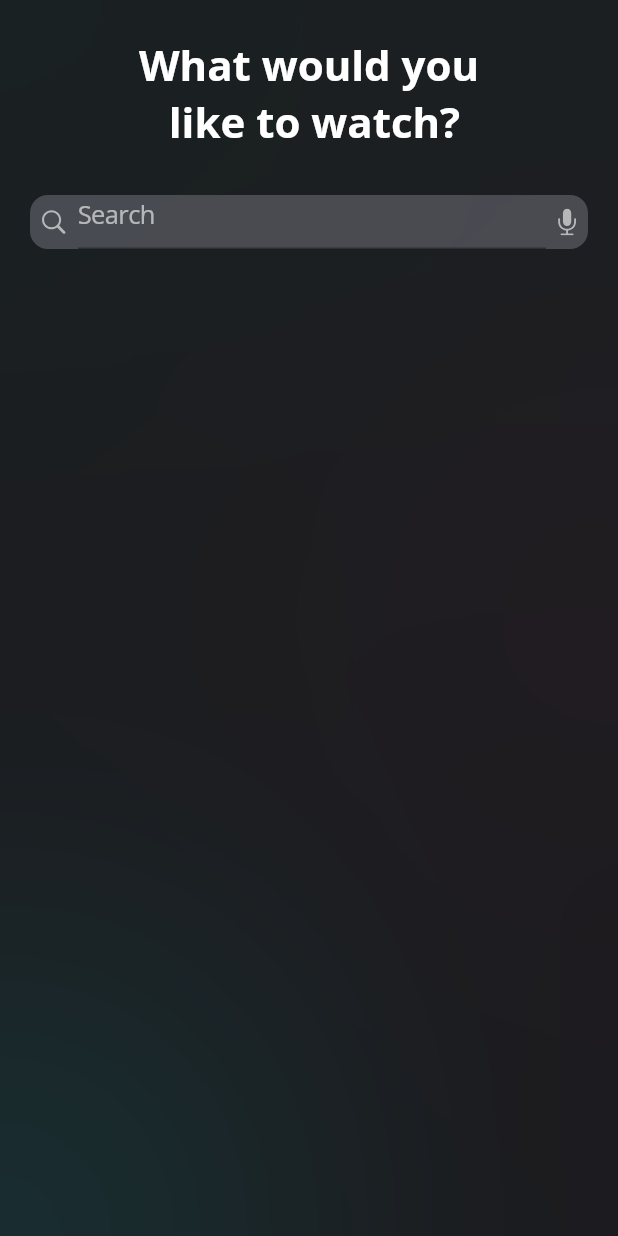
After one commit to lezzycan/Neon-Movie-app, a Flutter app: the screen it shows after launch, after a tap on "Sign Up", on a phone screen of 412 x 824 dp. The commit adds this screen. Run offline on Flutter 3.47's test engine with Material 2 defaults, Android fonts, the phone set to English and light mode, and no system bars; our stand-ins replace flutter_svg, google_fonts.

Commit message:
movie.dart

```diff
--- /dev/null
+++ b/lib/common widgets/positioningContainer.dart
@@ -0,0 +1,57 @@
+// ignore_for_file: file_names
+
+import 'dart:ui';
+
+import 'package:flutter/cupertino.dart';
+
+class PositioningContainer extends StatelessWidget {
+  const PositioningContainer(
+      {Key? key,
+       this.top,
+      this.left,
+      this.right,
+      required this.color1,
+      required this.height,
+      required this.width,
+      required this.sigmaX,
+      required this.sigmaY,
+      required this.child, this.bottom})
+      : super(key: key);
+
+  final double? top;
+  final double? left;
+  final double? right;
+  final double? bottom;
+  final Color color1;
+  final double height;
+  final double width;
+  final double sigmaX;
+  final double sigmaY;
+
+  final Widget child;
+
+  @override
+  Widget build(BuildContext context) {
+    return Positioned(
+      top: top,
+      left: left,
+      right: right,
+      bottom: bottom,
+      child: Container(
+        height: height,
+        width: width,
+        decoration: BoxDecoration(
+          shape: BoxShape.circle,
+          color: color1,
+        ),
+        child: BackdropFilter(
+          filter: ImageFilter.blur(
+            sigmaX: 166,
+            sigmaY: 166,
+          ),
+          child: child,
+        ),
+      ),
+    );
+  }
+}
--- /dev/null
+++ b/lib/common widgets/search_input_panel.dart
@@ -0,0 +1,87 @@
+import 'package:flutter/material.dart';
+import 'package:flutter_svg/flutter_svg.dart';
+
+import '../constants.dart';
+
+class SearchInputPanel extends StatelessWidget {
+  const SearchInputPanel({Key? key, required this.padding}) : super(key: key);
+  final EdgeInsetsGeometry padding;
+  @override
+  Widget build(BuildContext context) {
+    return Padding(
+      padding: padding,
+      child: Container(
+        height: 36,
+        decoration: BoxDecoration(
+          borderRadius: BorderRadius.circular(12),
+          color: Constants.kGreyColor.withOpacity(0.5),
+        ),
+        child: Row(
+          children: [
+            const SizedBox(
+              width: 8.0,
+            ),
+            SvgPicture.asset(Constants.kIconSearch),
+            const SizedBox(
+              width: 8.0,
+            ),
+            Expanded(
+                child: TextField(
+                  style: TextStyle(
+                    color: Constants.kWhiteColor.withOpacity(0.6),
+                    fontSize: 17,
+                    letterSpacing: -0.4
+                  ),
+              decoration: InputDecoration(
+                hintText: 'Search',
+                hintStyle: TextStyle(
+                    color: Constants.kWhiteColor.withOpacity(0.6),
+                    fontSize: 17,
+                    letterSpacing: -0.41),
+              ),
+            )),
+            const SizedBox(
+              width: 8.0,
+            ),
+            SvgPicture.asset(Constants.kIconMic),
+            const SizedBox(
+              width: 8.0,
+            )
+          ],
+        ),
+      ),
+  //  child: Card(
+  //   color: Constants.kGreyColor.withOpacity(0.5),
+  //   shape: RoundedRectangleBorder(
+  //     borderRadius: BorderRadius.circular(20) ),
+  //   child: Row(
+  //     children: [
+  //       const SizedBox(width: 8.0,),
+  //       SvgPicture.asset(Constants.kIconSearch),
+  //       const SizedBox(width: 8.0,),
+  //       Expanded(child: TextField(
+  //         style: TextStyle(
+  //           fontSize: 17,
+  //           color: Constants.kWhiteColor.withOpacity(0.5),
+  //           letterSpacing: -0.41
+  //         ),
+  //         decoration: InputDecoration(
+  //           hintText: 'Search',
+  //           hintStyle: TextStyle(
+  //             color: Constants.kWhiteColor.withOpacity(0.5),
+  //             fontSize: 17,
+  //             letterSpacing: -0.41,
+  //           ),
+  //         ),
+  //       ),),
+  //       const SizedBox(
+  //         width: 8,
+  //       ),
+  //       SvgPicture.asset(Constants.kIconMic),
+  //       const SizedBox(width: 8,)
+  //     ],
+  //   ),
+  //  ),
+    );
+  }
+}
--- /dev/null
+++ b/lib/screens/home_screen.dart
@@ -0,0 +1,98 @@
+import 'dart:ui';
+
+import 'package:flutter/material.dart';
+import 'package:neon_movies_app/common%20widgets/positioningContainer.dart';
+import 'package:neon_movies_app/common%20widgets/search_input_panel.dart';
+import 'package:neon_movies_app/constants.dart';
+
+class HomeScreen extends StatefulWidget {
+  const HomeScreen({Key? key}) : super(key: key);
+
+  static Future<void> show(context) async {
+    await Navigator.of(context)
+        .push(MaterialPageRoute(builder: ((context) => const HomeScreen())));
+  }
+
+  @override
+  State<HomeScreen> createState() => _HomeScreenState();
+}
+
+class _HomeScreenState extends State<HomeScreen> {
+  @override
+  Widget build(BuildContext context) {
+    final screenHeight = MediaQuery.of(context).size.height;
+    final screenWidth = MediaQuery.of(context).size.width;
+    return Scaffold(
+      backgroundColor: Constants.kBlackColor,
+      extendBody: true,
+      body: SizedBox(
+        height: screenHeight,
+        width: screenWidth,
+        child: Stack(children: [
+          PositioningContainer(
+            top: -100,
+            left: -100,
+            color1: Constants.kGreenColor.withOpacity(0.5),
+            height: 200,
+            width: 200,
+            sigmaX: 200,
+            sigmaY: 200,
+            child: Container(
+              color: Colors.transparent,
+              height: 200,
+              width: 200,
+            ),
+          ),
+          PositioningContainer(
+            top: screenHeight * 0.4,
+            right: -88,
+            color1: Constants.kPinkColor.withOpacity(0.5),
+            height: 166,
+            width: 166,
+            sigmaX: 166,
+            sigmaY: 166,
+            child: Container(
+              color: Colors.transparent,
+              height: 200,
+              width: 200,
+            ),),
+             PositioningContainer(
+            bottom: -100,
+            left: -100,
+            color1: Constants.kCyanColor.withOpacity(0.5),
+            height: 200,
+            width: 200,
+            sigmaX: 200,
+            sigmaY: 200,
+            child: Container(
+              color: Colors.transparent,
+              height: 200,
+              width: 200,
+            ),),
+            SafeArea(
+              bottom: false,
+              child: ListView(
+                primary: true,
+                children: const[
+                  SizedBox(height: 24 ,),
+                  Text('What would you\n like to watch?',
+                  style: TextStyle(
+                    fontSize: 28,
+                    fontWeight: FontWeight.w700,
+                    color: Constants.kWhiteColor,
+                  ),
+                  textAlign: TextAlign.center,
+                  ),
+                  SizedBox(height: 30 ,),
+                  SearchInputPanel(
+                    padding: EdgeInsets.symmetric(horizontal: 20.0))
+                ],
+
+                ),
+                ),
+        ],
+        ),
+      ),
+    );
+  }
+}
--- a/lib/screens/onboarding.screen.dart
+++ b/lib/screens/onboarding.screen.dart
@@ -3,7 +3,9 @@ import 'dart:ui';
 import "package:flutter/material.dart";
 import 'package:neon_movies_app/components/custom_outline.dart';
 import 'package:neon_movies_app/constants.dart';
+import 'package:neon_movies_app/screens/home_screen.dart';
 
+import '../common widgets/positioningContainer.dart';
 import '../constants.dart';
 
 class OnboardingScreen extends StatelessWidget {
@@ -21,52 +23,42 @@ class OnboardingScreen extends StatelessWidget {
         height: screenHeight,
         child: Stack(
           children: [
-            Positioned(
+           PositioningContainer(
             top: screenHeight * 0.1,
             left: -88,
-              child: Container(
+            color1: Constants.kPinkColor,
             height: 166,
             width: 166,
+            sigmaX: 166,
+            sigmaY: 166,
+            child:  Container(
                     decoration: const BoxDecoration(
                       shape: BoxShape.circle,
-                  color: Constants.kPinkColor,
+                      color: Colors.transparent,
                     ),
-                child: BackdropFilter(
-                  filter: ImageFilter.blur(
-                    sigmaX: 166,
-                    sigmaY: 166,
-                  ),
-                  child: Container(
-                      height: 166, width: 166, color: Colors.transparent),
-                ),
-              ),
-            ),
-            Positioned(
+                    height: 166,
+                    width: 166,
+                  ),),
+
+            PositioningContainer(
               top: screenHeight * 0.3,
               right: -100,
-              child: Container(
+              color1: Constants.kGreenColor,
               height: 200,
               width: 300,
-                decoration: const BoxDecoration(
-                  shape: BoxShape.circle,
-                  color: Constants.kGreenColor,
-                ),
-                child: BackdropFilter(
-                  filter: ImageFilter.blur(
               sigmaX: 200,
               sigmaY: 200,
-                  ),
               child: Container(
                     decoration: const BoxDecoration(
                       shape: BoxShape.circle,
                       color: Color(0xAB09FBD3),
                     ),
                     height: 200,
-                    width: 200,
-                  ),
-                ),
-              ),
-            ),
+                    width: 300,
+                  ),),
+
+            // ),
+
             SafeArea(
               child: Center(
                 child: Column(
@@ -157,10 +149,13 @@ class OnboardingScreen extends StatelessWidget {
                             ],
                           ),
                         ),
+                        child: InkWell(
+                          onTap: () => HomeScreen.show(context),
                           child: const Text(
                             'Sign Up',
                             style: TextStyle(
                                 fontSize: 14, color: Constants.kWhiteColor),
+                          ),
                         ),
                       ),
                     ),
```
Also changed, not shown: lib/models/movie.dart (+92 -0 lines). Lines whose indentation alone changed are shown as unchanged.
